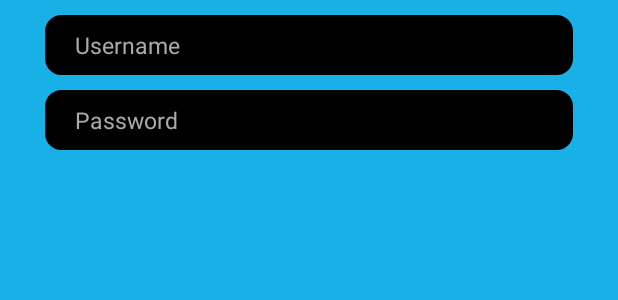
After one commit to KeeganLiew/Dem0App, an Android app: the layout layout_login_activity.xml on its own in the app's theme, with its tools: preview values and no code run, on a phone screen of 412 x 824 dp. The commit adds this screen. Shown: the top 300 px of the screen. Run offline under Robolectric (Android 15) with nearby library versions, the phone set to English and light mode, and no system bars.

Commit message:
Added Login page which saves Username

```diff
--- a/aTestApp/src/main/java/com/keegan/experiment/fragments/SmsReceiverFragment.java
+++ b/aTestApp/src/main/java/com/keegan/experiment/fragments/SmsReceiverFragment.java
@@ -129,7 +129,7 @@ public class SmsReceiverFragment extends Fragment implements View.OnClickListene
     public void onClick(View v) {
         switch (v.getId()) {
             case R.id.Fragment_Banks_Button_Pay:
-
+                break;
             case R.id.Fragment_Banks_Button_Cancel:
                 Intent intent = new Intent(INTENT.FRAGMENT_ITEM_CANCELLED.toString());
                 LocalBroadcastManager.getInstance(getActivity()).sendBroadcast(intent);
--- /dev/null
+++ b/aTestApp/src/main/res/layout/layout_login_activity.xml
@@ -0,0 +1,73 @@
+<?xml version="1.0" encoding="utf-8"?>
+
+<LinearLayout xmlns:android="http://schemas.android.com/apk/res/android"
+    android:layout_width="match_parent"
+    android:layout_height="match_parent"
+    android:background="@color/APP_MAIN_BACKGROUND_COLOR"
+    android:orientation="vertical">
+
+    <ScrollView
+        android:layout_width="match_parent"
+        android:layout_height="wrap_content"
+        android:layout_weight="1"
+        android:orientation="vertical">
+
+        <RelativeLayout
+            android:layout_width="match_parent"
+            android:layout_height="match_parent">
+
+            <LinearLayout
+                android:layout_width="match_parent"
+                android:layout_height="match_parent"
+                android:orientation="vertical">
+
+                <EditText
+                    android:id="@+id/Fragment_Payment_BumpToPay_EditText_Name"
+                    android:layout_width="match_parent"
+                    android:layout_height="40dp"
+                    android:layout_marginLeft="30dp"
+                    android:layout_marginRight="30dp"
+                    android:layout_marginTop="@dimen/margin_between_elements"
+                    android:background="@drawable/background_send_money_linear"
+                    android:hint="@string/NAME"
+                    android:inputType="textPersonName"
+                    android:paddingLeft="20dp"
+                    android:textColorHint="@android:color/darker_gray"
+                    android:textSize="15sp" />
+
+                <EditText
+                    android:id="@+id/Fragment_Payment_BumpToPay_EditText_Pin"
+                    android:layout_width="match_parent"
+                    android:layout_height="40dp"
+                    android:layout_marginLeft="30dp"
+                    android:layout_marginRight="30dp"
+                    android:layout_marginTop="@dimen/margin_between_elements"
+                    android:background="@drawable/background_send_money_linear"
+                    android:hint="@string/Password"
+                    android:inputType="numberPassword"
+                    android:paddingLeft="20dp"
+                    android:textColorHint="@android:color/darker_gray"
+                    android:textSize="15sp" />
+
+                <include
+                    android:id="@+id/CL_ProgressBar_layout"
+                    layout="@layout/main_progressbar"
+                    android:layout_width="match_parent"
+                    android:layout_height="match_parent"
+                    android:visibility="gone" />
+            </LinearLayout>
+
+
+        </RelativeLayout>
+    </ScrollView>
+
+    <include
+        android:id="@+id/keypad"
+        layout="@layout/numeric_keypad"
+        android:layout_width="match_parent"
+        android:layout_height="wrap_content"
+        android:layout_alignParentBottom="true"
+        android:layout_gravity="bottom"
+        android:gravity="center_horizontal|bottom"
+        android:visibility="gone" />
+</LinearLayout>
--- a/aTestApp/src/main/res/values/colors.xml
+++ b/aTestApp/src/main/res/values/colors.xml
@@ -15,6 +15,7 @@
     <color name="blue_semi_transparent_pressed">#80738ffe</color>
 
     <color name="APP_FRAGMENT_BACKGROUND_COLOR">@color/YOUTAP_FF_18B0E6</color>
+    <color name="APP_MAIN_BACKGROUND_COLOR">@color/YOUTAP_FF_18B0E6</color>
     <color name="YOUTAP_FF_18B0E6">#FF18B0E6</color>
 
     <color name="BLACK">#FF000000</color>
@@ -25,5 +26,10 @@
     <color name="TAB_SEP_TOP">@color/YOUTAP_FF_18B0E6</color>
     <color name="nav_menu_listview_background_color">#888888</color>
 
+    <color name="TRANSPARENT">#00000000</color>
+    <color name="OFF_WHITE">#CCFFFFFF</color>
+
+    <color name="APP_MAIN_TEXT_COLOR">@color/white</color>
+
 
 </resources>
```
Also changed, not shown: aTestApp/src/main/AndroidManifest.xml (+9 -2 lines), aTestApp/src/main/java/com/keegan/experiment/activities/LoginActivity.java (added, +251 -0 lines), aTestApp/src/main/java/com/keegan/experiment/activities/MainActivity.java (+21 -0 lines), aTestApp/src/main/res/drawable-xhdpi/progress_style.xml (added, +154 -0 lines), aTestApp/src/main/res/layout/fragment_sms.xml (+9 -16 lines), aTestApp/src/main/res/layout/main_progressbar.xml (added, +14 -0 lines), aTestApp/src/main/res/layout/numeric_keypad.xml (added, +120 -0 lines), aTestApp/src/main/res/values/strings.xml (+10 -0 lines), aTestApp/src/main/res/values/styles.xml (+17 -0 lines), aTestApp/src/main/res/drawable-xhdpi/backspace.png (added), aTestApp/src/main/res/drawable-xhdpi/ic_backspace_white_48dp.png (added), 1 other file.
